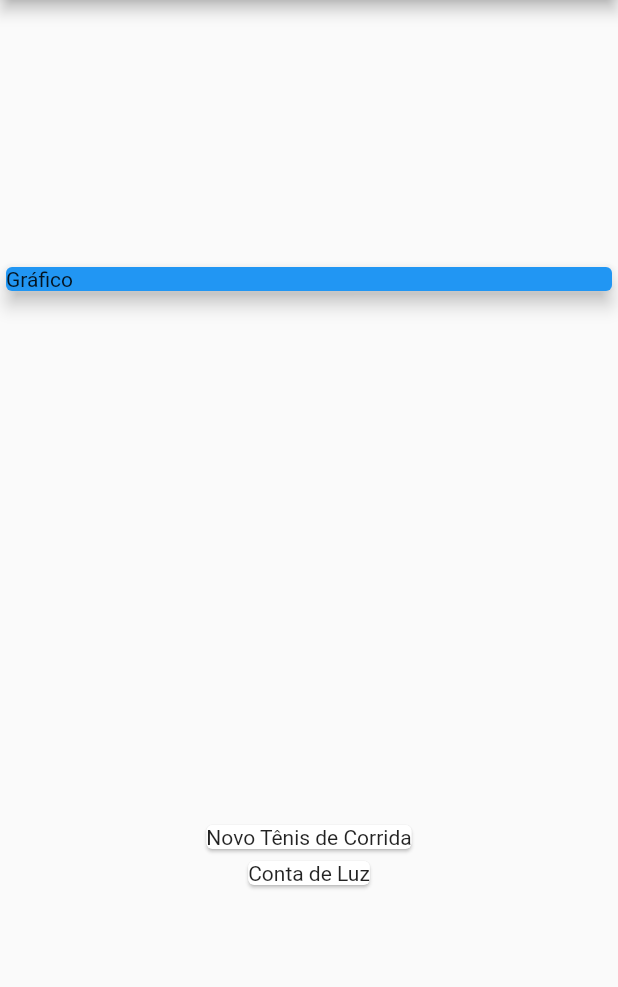
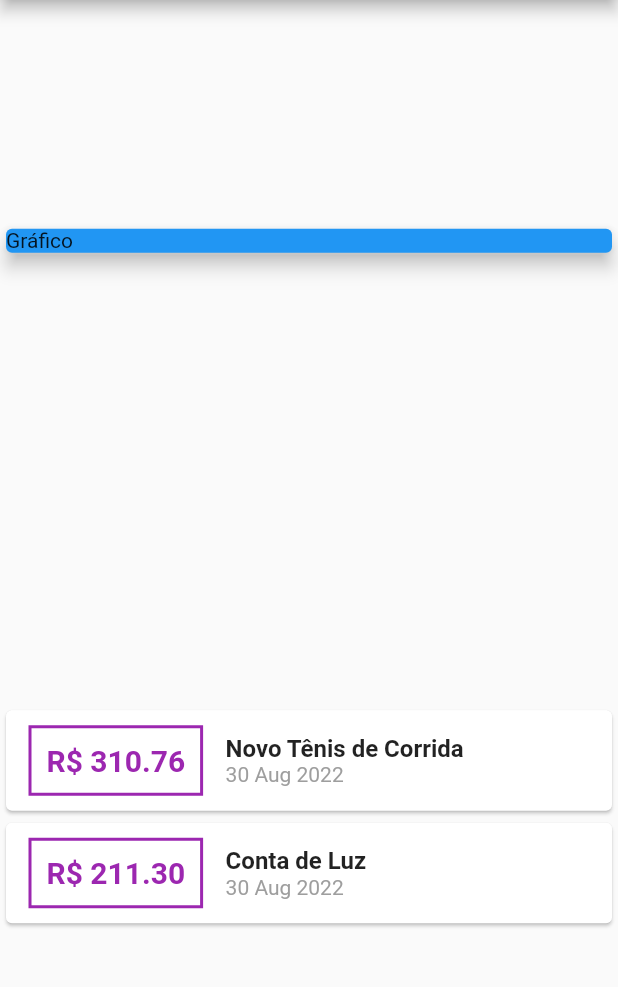
Before and after one commit to souzap371/projeto_despesas_pessoais, a Flutter app: the screen it shows after launch, on a phone screen of 412 x 824 dp, the part 84-1071 px from its top. Run offline on Flutter 3.47's test engine with Material 2 defaults, Android fonts, the phone set to English and light mode, and no system bars.

Commit message:
alinhamento de colunas, formatação de texto e importação de pacote de formatação de dt/hr (intl)

```diff
--- a/lib/main.dart
+++ b/lib/main.dart
@@ -2,6 +2,7 @@ import 'models/transaction.dart';
 import 'package:flutter/material.dart';
 import 'package:flutter/src/foundation/key.dart';
 import 'package:flutter/src/widgets/framework.dart';
+import 'package:intl/intl.dart';
 
 main() => runApp(ExpensesApp());
 
@@ -48,7 +49,46 @@ class MyHomePage extends StatelessWidget {
           Column(
             children: _transactions.map((tr) {
               return Card(
-                child: Text(tr.title),
+                child: Row(
+                  children: <Widget>[
+                    Container(
+                      margin:
+                          EdgeInsets.symmetric(horizontal: 15, vertical: 10),
+                      decoration: BoxDecoration(
+                          border: Border.all(
+                        color: Colors.purple,
+                        width: 2,
+                      )),
+                      padding: EdgeInsets.all(10),
+                      child: Text(
+                        'R\$ ${tr.value.toStringAsFixed(2)}',
+                        style: TextStyle(
+                          fontWeight: FontWeight.bold,
+                          fontSize: 20,
+                          color: Colors.purple,
+                        ),
+                      ),
+                    ),
+                    Column(
+                      crossAxisAlignment: CrossAxisAlignment.start,
+                      children: <Widget>[
+                        Text(
+                          tr.title,
+                          style: TextStyle(
+                            fontWeight: FontWeight.bold,
+                            fontSize: 16,
+                          ),
+                        ),
+                        Text(
+                          DateFormat('d MMM y').format(tr.date),
+                          style: TextStyle(
+                            color: Colors.grey,
+                          ),
+                        ),
+                      ],
+                    )
+                  ],
+                ),
               );
             }).toList(),
           )
--- a/pubspec.yaml
+++ b/pubspec.yaml
@@ -29,6 +29,7 @@ environment:
 dependencies:
   flutter:
     sdk: flutter
+  intl: ^0.17.0
 
 
   # The following adds the Cupertino Icons font to your application.
```
Also changed, not shown: pubspec.lock.
